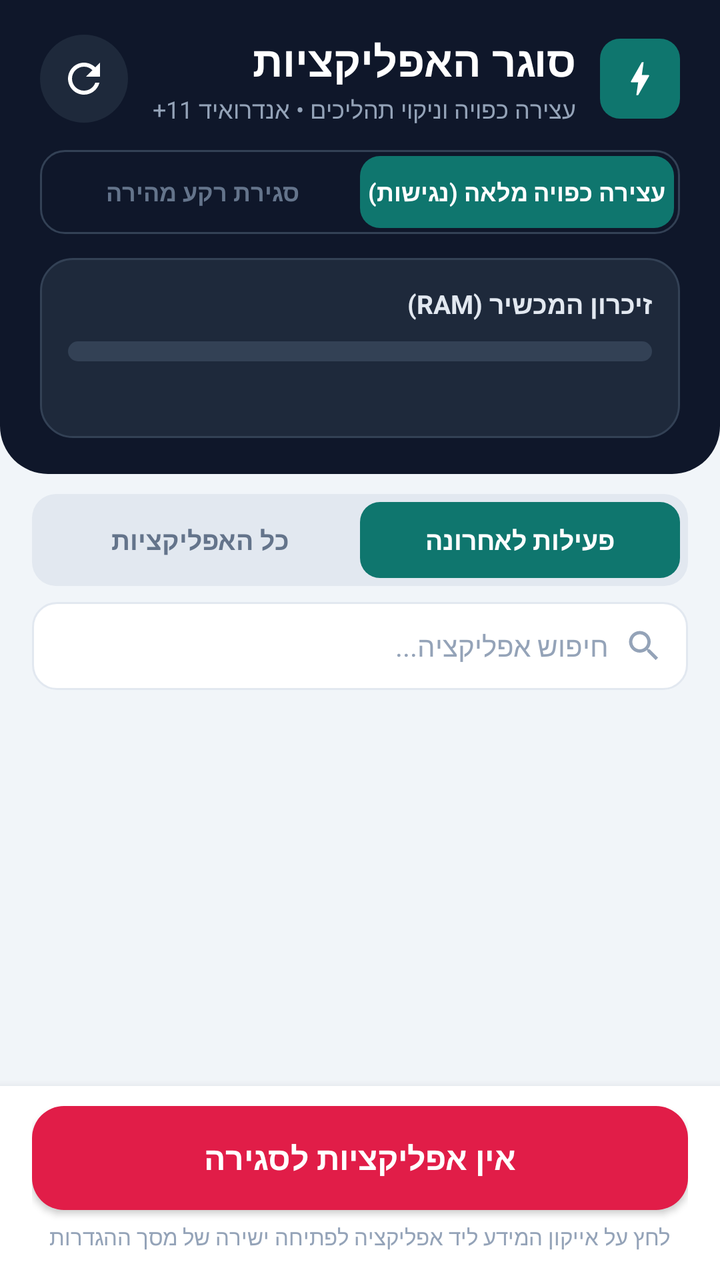
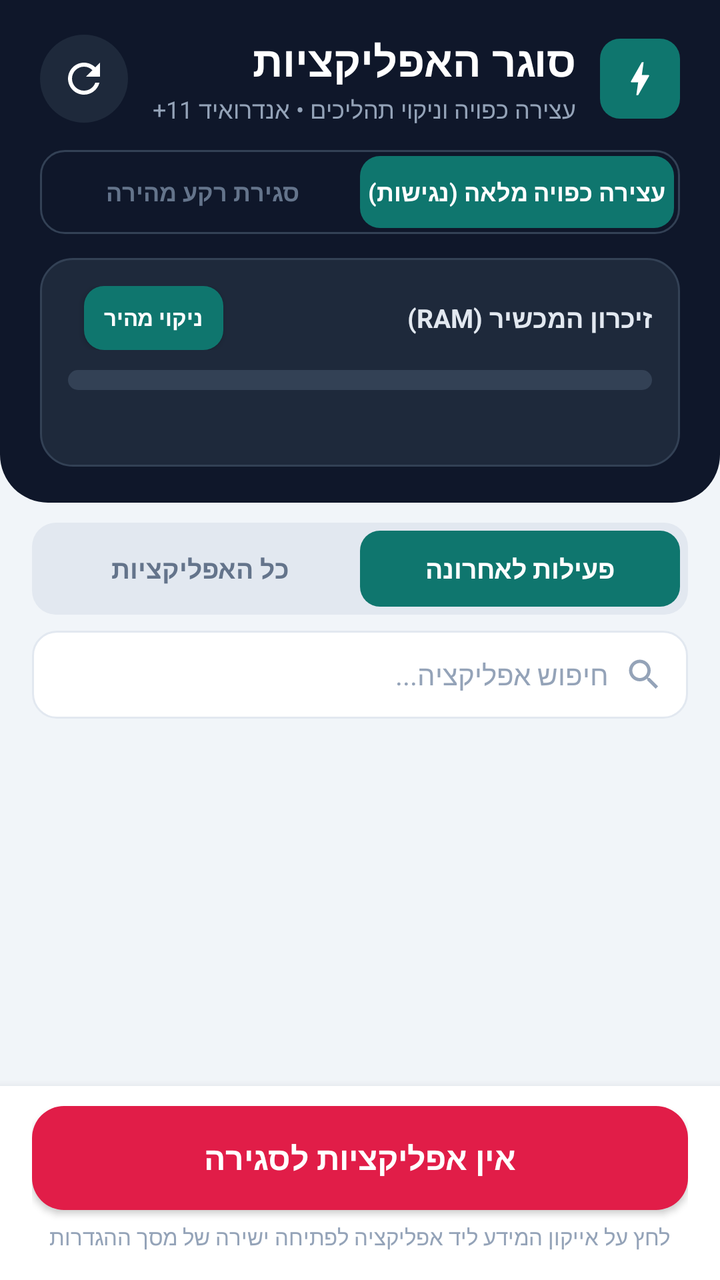

The first picture is an Android layout as it rendered before a commit; the second is the same layout after the commit. The layout source and the unified diff follow.
<!-- AndroidManifest.xml: application theme android:Theme.Material.Light.NoActionBar -->
<!-- res/layout/activity_main.xml -->
<?xml version="1.0" encoding="utf-8"?>
<RelativeLayout xmlns:android="http://schemas.android.com/apk/res/android"
    android:layout_width="match_parent"
    android:layout_height="match_parent"
    android:background="@color/bg_screen"
    android:layoutDirection="rtl">

    <LinearLayout
        android:id="@+id/layoutHeader"
        android:layout_width="match_parent"
        android:layout_height="wrap_content"
        android:layout_alignParentTop="true"
        android:background="@drawable/bg_header"
        android:orientation="vertical"
        android:paddingStart="20dp"
        android:paddingTop="16dp"
        android:paddingEnd="20dp"
        android:paddingBottom="18dp">

        <LinearLayout
            android:layout_width="match_parent"
            android:layout_height="wrap_content"
            android:gravity="center_vertical"
            android:orientation="horizontal">

            <FrameLayout
                android:layout_width="40dp"
                android:layout_height="40dp"
                android:layout_marginEnd="12dp"
                android:background="@drawable/bg_tab_selected">

                <ImageView
                    android:layout_width="22dp"
                    android:layout_height="22dp"
                    android:layout_gravity="center"
                    android:src="@drawable/ic_bolt" />
            </FrameLayout>

            <LinearLayout
                android:layout_width="0dp"
                android:layout_height="wrap_content"
                android:layout_weight="1"
                android:orientation="vertical">

                <TextView
                    android:layout_width="wrap_content"
                    android:layout_height="wrap_content"
                    android:text="@string/app_name"
                    android:textColor="#FFFFFF"
                    android:textSize="21sp"
                    android:textStyle="bold" />

                <TextView
                    android:layout_width="wrap_content"
                    android:layout_height="wrap_content"
                    android:layout_marginTop="2dp"
                    android:text="@string/app_subtitle"
                    android:textColor="#94A3B8"
                    android:textSize="12sp" />
            </LinearLayout>

            <ImageButton
                android:id="@+id/btnRefresh"
                android:layout_width="44dp"
                android:layout_height="44dp"
                android:background="@drawable/bg_btn_icon_circle"
                android:contentDescription="@string/cd_refresh"
                android:padding="10dp"
                android:scaleType="centerInside"
                android:src="@drawable/ic_refresh" />
        </LinearLayout>

        <LinearLayout
            android:layout_width="match_parent"
            android:layout_height="wrap_content"
            android:layout_marginTop="12dp"
            android:background="@drawable/bg_mode_container"
            android:orientation="horizontal"
            android:padding="3dp">

            <TextView
                android:id="@+id/btnModeForceStop"
                android:layout_width="0dp"
                android:layout_height="36dp"
                android:layout_weight="1"
                android:background="@drawable/bg_tab_selected"
                android:gravity="center"
                android:text="@string/mode_force_stop"
                android:textColor="#FFFFFF"
                android:textSize="12sp"
                android:textStyle="bold" />

            <TextView
                android:id="@+id/btnModeQuickKill"
                android:layout_width="0dp"
                android:layout_height="36dp"
                android:layout_weight="1"
                android:gravity="center"
                android:text="@string/mode_quick_kill"
                android:textColor="@color/text_secondary"
                android:textSize="12sp"
                android:textStyle="bold" />
        </LinearLayout>

        <LinearLayout
            android:layout_width="match_parent"
            android:layout_height="wrap_content"
            android:layout_marginTop="12dp"
            android:background="@drawable/bg_ram_card"
            android:orientation="vertical"
            android:padding="14dp">

            <LinearLayout
                android:layout_width="match_parent"
                android:layout_height="wrap_content"
                android:gravity="center_vertical"
                android:orientation="horizontal">

                <TextView
                    android:layout_width="0dp"
                    android:layout_height="wrap_content"
                    android:layout_weight="1"
                    android:text="@string/ram_title"
                    android:textColor="#E2E8F0"
                    android:textSize="13sp"
                    android:textStyle="bold" />

                <TextView
                    android:id="@+id/tvRamFree"
                    android:layout_width="wrap_content"
                    android:layout_height="wrap_content"
                    android:textColor="#2DD4BF"
                    android:textSize="13sp"
                    android:textStyle="bold" />
            </LinearLayout>

            <ProgressBar
                android:id="@+id/progressRam"
                style="?android:attr/progressBarStyleHorizontal"
                android:layout_width="match_parent"
                android:layout_height="10dp"
                android:layout_marginTop="10dp"
                android:max="100"
                android:progress="0"
                android:progressDrawable="@drawable/progress_ram" />

            <LinearLayout
                android:layout_width="match_parent"
                android:layout_height="wrap_content"
                android:layout_marginTop="8dp"
                android:gravity="center_vertical"
                android:orientation="horizontal">

                <TextView
                    android:id="@+id/tvRamSummary"
                    android:layout_width="0dp"
                    android:layout_height="wrap_content"
                    android:layout_weight="1"
                    android:textColor="#94A3B8"
                    android:textSize="12sp" />

                <TextView
                    android:id="@+id/tvAppCountBadge"
                    android:layout_width="wrap_content"
                    android:layout_height="wrap_content"
                    android:textColor="#CBD5E1"
                    android:textSize="12sp"
                    android:textStyle="bold" />
            </LinearLayout>
        </LinearLayout>
    </LinearLayout>

    <LinearLayout
        android:id="@+id/layoutControls"
        android:layout_width="match_parent"
        android:layout_height="wrap_content"
        android:layout_below="@id/layoutHeader"
        android:orientation="vertical"
        android:paddingStart="16dp"
        android:paddingTop="10dp"
        android:paddingEnd="16dp">

        <LinearLayout
            android:id="@+id/cardAccessibilityPermission"
            android:layout_width="match_parent"
            android:layout_height="wrap_content"
            android:layout_marginBottom="8dp"
            android:background="@drawable/bg_warning_card"
            android:gravity="center_vertical"
            android:orientation="horizontal"
            android:padding="12dp"
            android:visibility="gone">

            <LinearLayout
                android:layout_width="0dp"
                android:layout_height="wrap_content"
                android:layout_marginEnd="10dp"
                android:layout_weight="1"
                android:orientation="vertical">

                <TextView
                    android:layout_width="wrap_content"
                    android:layout_height="wrap_content"
                    android:text="@string/accessibility_banner_title"
                    android:textColor="#92400E"
                    android:textSize="13sp"
                    android:textStyle="bold" />

                <TextView
                    android:layout_width="wrap_content"
                    android:layout_height="wrap_content"
                    android:layout_marginTop="2dp"
                    android:text="@string/accessibility_banner_desc"
                    android:textColor="#B45309"
                    android:textSize="12sp" />
            </LinearLayout>

            <Button
                android:id="@+id/btnGrantAccessibility"
                android:layout_width="wrap_content"
                android:layout_height="40dp"
                android:background="@drawable/bg_tab_selected"
                android:minWidth="0dp"
                android:paddingStart="14dp"
                android:paddingEnd="14dp"
                android:text="@string/accessibility_banner_btn"
                android:textAllCaps="false"
                android:textColor="#FFFFFF"
                android:textSize="12sp"
                android:textStyle="bold" />
        </LinearLayout>

        <LinearLayout
            android:id="@+id/cardUsagePermission"
            android:layout_width="match_parent"
            android:layout_height="wrap_content"
            android:layout_marginBottom="8dp"
            android:background="@drawable/bg_warning_card"
            android:gravity="center_vertical"
            android:orientation="horizontal"
            android:padding="12dp"
            android:visibility="gone">

            <LinearLayout
                android:layout_width="0dp"
                android:layout_height="wrap_content"
                android:layout_marginEnd="10dp"
                android:layout_weight="1"
                android:orientation="vertical">

                <TextView
                    android:layout_width="wrap_content"
                    android:layout_height="wrap_content"
                    android:text="@string/usage_banner_title"
                    android:textColor="#92400E"
                    android:textSize="13sp"
                    android:textStyle="bold" />

                <TextView
                    android:layout_width="wrap_content"
                    android:layout_height="wrap_content"
                    android:layout_marginTop="2dp"
                    android:text="@string/usage_banner_desc"
                    android:textColor="#B45309"
                    android:textSize="12sp" />
            </LinearLayout>

            <Button
                android:id="@+id/btnGrantUsage"
                android:layout_width="wrap_content"
                android:layout_height="40dp"
                android:background="@drawable/bg_tab_selected"
                android:minWidth="0dp"
                android:paddingStart="14dp"
                android:paddingEnd="14dp"
                android:text="@string/usage_banner_btn"
                android:textAllCaps="false"
                android:textColor="#FFFFFF"
                android:textSize="12sp"
                android:textStyle="bold" />
        </LinearLayout>

        <LinearLayout
            android:layout_width="match_parent"
            android:layout_height="wrap_content"
            android:background="@drawable/bg_tab_container"
            android:orientation="horizontal"
            android:padding="4dp">

            <TextView
                android:id="@+id/btnTabRecent"
                android:layout_width="0dp"
                android:layout_height="38dp"
                android:layout_weight="1"
                android:background="@drawable/bg_tab_selected"
                android:gravity="center"
                android:text="@string/tab_recent"
                android:textColor="#FFFFFF"
                android:textSize="13sp"
                android:textStyle="bold" />

            <TextView
                android:id="@+id/btnTabAll"
                android:layout_width="0dp"
                android:layout_height="38dp"
                android:layout_weight="1"
                android:gravity="center"
                android:text="@string/tab_all"
                android:textColor="@color/text_secondary"
                android:textSize="13sp"
                android:textStyle="bold" />
        </LinearLayout>

        <LinearLayout
            android:layout_width="match_parent"
            android:layout_height="44dp"
            android:layout_marginTop="8dp"
            android:background="@drawable/bg_search"
            android:gravity="center_vertical"
            android:orientation="horizontal"
            android:paddingStart="12dp"
            android:paddingEnd="6dp">

            <ImageView
                android:layout_width="20dp"
                android:layout_height="20dp"
                android:src="@drawable/ic_search" />

            <EditText
                android:id="@+id/etSearch"
                android:layout_width="0dp"
                android:layout_height="match_parent"
                android:layout_marginStart="8dp"
                android:layout_weight="1"
                android:background="@null"
                android:gravity="start|center_vertical"
                android:hint="@string/search_hint"
                android:imeOptions="actionSearch"
                android:inputType="text"
                android:maxLines="1"
                android:textAlignment="viewStart"
                android:textColor="@color/text_primary"
                android:textColorHint="@color/text_muted"
                android:textSize="14sp" />

            <ImageButton
                android:id="@+id/btnClearSearch"
                android:layout_width="36dp"
                android:layout_height="36dp"
                android:background="?android:attr/selectableItemBackgroundBorderless"
                android:contentDescription="@string/cd_clear_search"
                android:src="@drawable/ic_close"
                android:visibility="gone" />
        </LinearLayout>
    </LinearLayout>

    <LinearLayout
        android:id="@+id/layoutBottomBar"
        android:layout_width="match_parent"
        android:layout_height="wrap_content"
        android:layout_alignParentBottom="true"
        android:background="#FFFFFF"
        android:elevation="8dp"
        android:orientation="vertical"
        android:paddingStart="16dp"
        android:paddingTop="10dp"
        android:paddingEnd="16dp"
        android:paddingBottom="14dp">

        <LinearLayout
            android:id="@+id/layoutBatchProgress"
            android:layout_width="match_parent"
            android:layout_height="wrap_content"
            android:layout_marginBottom="8dp"
            android:background="@drawable/bg_ram_card"
            android:gravity="center_vertical"
            android:orientation="horizontal"
            android:padding="10dp"
            android:visibility="gone">

            <LinearLayout
                android:layout_width="0dp"
                android:layout_height="wrap_content"
                android:layout_weight="1"
                android:orientation="vertical">

                <TextView
                    android:id="@+id/tvBatchProgressText"
                    android:layout_width="wrap_content"
                    android:layout_height="wrap_content"
                    android:ellipsize="end"
                    android:maxLines="1"
                    android:textColor="#FFFFFF"
                    android:textSize="12sp"
                    android:textStyle="bold" />

                <ProgressBar
                    android:id="@+id/progressBatch"
                    style="?android:attr/progressBarStyleHorizontal"
                    android:layout_width="match_parent"
                    android:layout_height="8dp"
                    android:layout_marginTop="6dp"
                    android:progressDrawable="@drawable/progress_ram" />
            </LinearLayout>

            <Button
                android:id="@+id/btnCancelBatch"
                android:layout_width="wrap_content"
                android:layout_height="36dp"
                android:layout_marginStart="10dp"
                android:background="@drawable/bg_btn_kill_small"
                android:minWidth="0dp"
                android:paddingStart="12dp"
                android:paddingEnd="12dp"
                android:text="@string/btn_cancel"
                android:textColor="@color/danger_rose"
                android:textSize="12sp"
                android:textStyle="bold" />
        </LinearLayout>

        <TextView
            android:id="@+id/tvResultBanner"
            android:layout_width="match_parent"
            android:layout_height="wrap_content"
            android:layout_marginBottom="8dp"
            android:background="@drawable/bg_badge_killed"
            android:gravity="center"
            android:padding="8dp"
            android:textColor="@color/success_green"
            android:textSize="13sp"
            android:textStyle="bold"
            android:visibility="gone" />

        <Button
            android:id="@+id/btnKillAll"
            android:layout_width="match_parent"
            android:layout_height="52dp"
            android:background="@drawable/bg_btn_kill_all"
            android:text="@string/btn_kill_all_none"
            android:textAllCaps="false"
            android:textColor="#FFFFFF"
            android:textSize="16sp"
            android:textStyle="bold" />

        <TextView
            android:layout_width="match_parent"
            android:layout_height="wrap_content"
            android:layout_marginTop="6dp"
            android:gravity="center"
            android:text="@string/android11_note"
            android:textColor="@color/text_muted"
            android:textSize="11sp" />
    </LinearLayout>

    <FrameLayout
        android:layout_width="match_parent"
        android:layout_height="match_parent"
        android:layout_above="@id/layoutBottomBar"
        android:layout_below="@id/layoutControls">

        <ListView
            android:id="@+id/lvApps"
            android:layout_width="match_parent"
            android:layout_height="match_parent"
            android:clipToPadding="false"
            android:divider="@null"
            android:dividerHeight="8dp"
            android:paddingStart="16dp"
            android:paddingTop="10dp"
            android:paddingEnd="16dp"
            android:paddingBottom="12dp"
            android:scrollbarStyle="outsideOverlay" />

        <ProgressBar
            android:id="@+id/progressLoading"
            android:layout_width="44dp"
            android:layout_height="44dp"
            android:layout_gravity="center"
            android:visibility="gone" />

        <LinearLayout
            android:id="@+id/layoutEmpty"
            android:layout_width="match_parent"
            android:layout_height="wrap_content"
            android:layout_gravity="center"
            android:gravity="center"
            android:orientation="vertical"
            android:padding="28dp"
            android:visibility="gone">

            <TextView
                android:id="@+id/tvEmptyMessage"
                android:layout_width="wrap_content"
                android:layout_height="wrap_content"
                android:gravity="center"
                android:lineSpacingExtra="4dp"
                android:textColor="@color/text_secondary"
                android:textSize="14sp" />

            <Button
                android:id="@+id/btnEmptySwitchTab"
                android:layout_width="wrap_content"
                android:layout_height="44dp"
                android:layout_marginTop="14dp"
                android:background="@drawable/bg_tab_selected"
                android:paddingStart="20dp"
                android:paddingEnd="20dp"
                android:text="@string/btn_switch_to_all"
                android:textAllCaps="false"
                android:textColor="#FFFFFF"
                android:textSize="13sp"
                android:textStyle="bold"
                android:visibility="gone" />
        </LinearLayout>
    </FrameLayout>

</RelativeLayout>
<!-- resources referenced by this layout -->
<resources>
  <color name="bg_screen">#F1F5F9</color>
  <color name="danger_rose">#E11D48</color>
  <color name="success_green">#059669</color>
  <color name="text_muted">#94A3B8</color>
  <color name="text_primary">#0F172A</color>
  <color name="text_secondary">#64748B</color>
  <!-- drawable bg_badge_killed (drawable) -->
  <?xml version="1.0" encoding="utf-8"?>
  <shape xmlns:android="http://schemas.android.com/apk/res/android"
      android:shape="rectangle">
      <solid android:color="#ECFDF5" />
      <corners android:radius="8dp" />
  </shape>
  <!-- drawable bg_btn_icon_circle (drawable) -->
  <?xml version="1.0" encoding="utf-8"?>
  <ripple xmlns:android="http://schemas.android.com/apk/res/android"
      android:color="#25FFFFFF">
      <item>
          <shape android:shape="oval">
              <solid android:color="#1E293B" />
          </shape>
      </item>
  </ripple>
  <!-- drawable bg_header (drawable) -->
  <?xml version="1.0" encoding="utf-8"?>
  <shape xmlns:android="http://schemas.android.com/apk/res/android"
      android:shape="rectangle">
      <solid android:color="#0F172A" />
      <corners
          android:bottomLeftRadius="24dp"
          android:bottomRightRadius="24dp" />
  </shape>
  <!-- drawable bg_search (drawable) -->
  <?xml version="1.0" encoding="utf-8"?>
  <shape xmlns:android="http://schemas.android.com/apk/res/android"
      android:shape="rectangle">
      <solid android:color="#FFFFFF" />
      <corners android:radius="12dp" />
      <stroke
          android:width="1dp"
          android:color="#E2E8F0" />
  </shape>
  <!-- drawable bg_tab_container (drawable) -->
  <?xml version="1.0" encoding="utf-8"?>
  <shape xmlns:android="http://schemas.android.com/apk/res/android"
      android:shape="rectangle">
      <solid android:color="#E2E8F0" />
      <corners android:radius="12dp" />
  </shape>
  <!-- drawable bg_tab_selected (drawable) -->
  <?xml version="1.0" encoding="utf-8"?>
  <shape xmlns:android="http://schemas.android.com/apk/res/android"
      android:shape="rectangle">
      <solid android:color="#0F766E" />
      <corners android:radius="10dp" />
  </shape>
  <string name="accessibility_banner_btn">הפעל בהגדרות</string>
  <string name="accessibility_banner_desc">הרשאת נגישות מאפשרת לאפליקציה לבצע עצירה כפויה אוטומטית בהגדרות כמו במערכת.</string>
  <string name="accessibility_banner_title">נדרשת הרשאת נגישות לעצירה כפויה</string>
  <string name="android11_note">לחץ על אייקון המידע ליד אפליקציה לפתיחה ישירה של מסך ההגדרות</string>
  <string name="app_name">סוגר האפליקציות</string>
  <string name="app_subtitle">עצירה כפויה וניקוי תהליכים • אנדרואיד 11+</string>
  <string name="btn_cancel">ביטול</string>
  <string name="btn_kill_all_none">אין אפליקציות לסגירה</string>
  <string name="btn_switch_to_all">הצג את כל האפליקציות</string>
  <string name="cd_clear_search">נקה חיפוש</string>
  <string name="cd_refresh">רענן רשימה</string>
  <string name="mode_force_stop">עצירה כפויה מלאה (נגישות)</string>
  <string name="mode_quick_kill">סגירת רקע מהירה</string>
  <string name="ram_title">זיכרון המכשיר (RAM)</string>
  <string name="search_hint">חיפוש אפליקציה...</string>
  <string name="tab_all">כל האפליקציות</string>
  <string name="tab_recent">פעילות לאחרונה</string>
  <string name="usage_banner_btn">הפעל גישה</string>
  <string name="usage_banner_desc">אשר גישת שימוש כדי לזהות באמינות אילו אפליקציות פעלו לאחרונה.</string>
  <string name="usage_banner_title">נדרשת גישת נתוני שימוש</string>
  <!-- unchanged entries left out for length: 10 -->
</resources>

<!-- the commit's change to res/layout/activity_main.xml (unified diff, before → after) -->
@@ -125,10 +125,25 @@
                     android:textSize="13sp"
                     android:textStyle="bold" />
 
+                <Button
+                    android:id="@+id/btnQuickBoost"
+                    android:layout_width="wrap_content"
+                    android:layout_height="32dp"
+                    android:background="@drawable/bg_btn_boost"
+                    android:minWidth="0dp"
+                    android:paddingStart="10dp"
+                    android:paddingEnd="10dp"
+                    android:text="@string/btn_quick_boost"
+                    android:textAllCaps="false"
+                    android:textColor="#FFFFFF"
+                    android:textSize="11sp"
+                    android:textStyle="bold" />
+
                 <TextView
                     android:id="@+id/tvRamFree"
                     android:layout_width="wrap_content"
                     android:layout_height="wrap_content"
+                    android:layout_marginStart="8dp"
                     android:textColor="#2DD4BF"
                     android:textSize="13sp"
                     android:textStyle="bold" />
<!-- resource entries referenced after the edit -->
@@ -13,6 +13,17 @@
       <solid android:color="#ECFDF5" />
       <corners android:radius="8dp" />
   </shape>
+  <!-- drawable bg_btn_boost (drawable) -->
+  <?xml version="1.0" encoding="utf-8"?>
+  <ripple xmlns:android="http://schemas.android.com/apk/res/android"
+      android:color="#40FFFFFF">
+      <item>
+          <shape android:shape="rectangle">
+              <solid android:color="#0F766E" />
+              <corners android:radius="10dp" />
+          </shape>
+      </item>
+  </ripple>
   <!-- drawable bg_btn_icon_circle (drawable) -->
   <?xml version="1.0" encoding="utf-8"?>
   <ripple xmlns:android="http://schemas.android.com/apk/res/android"
@@ -64,6 +75,7 @@
   <string name="app_subtitle">עצירה כפויה וניקוי תהליכים • אנדרואיד 11+</string>
   <string name="btn_cancel">ביטול</string>
   <string name="btn_kill_all_none">אין אפליקציות לסגירה</string>
+  <string name="btn_quick_boost">ניקוי מהיר</string>
   <string name="btn_switch_to_all">הצג את כל האפליקציות</string>
   <string name="cd_clear_search">נקה חיפוש</string>
   <string name="cd_refresh">רענן רשימה</string>
